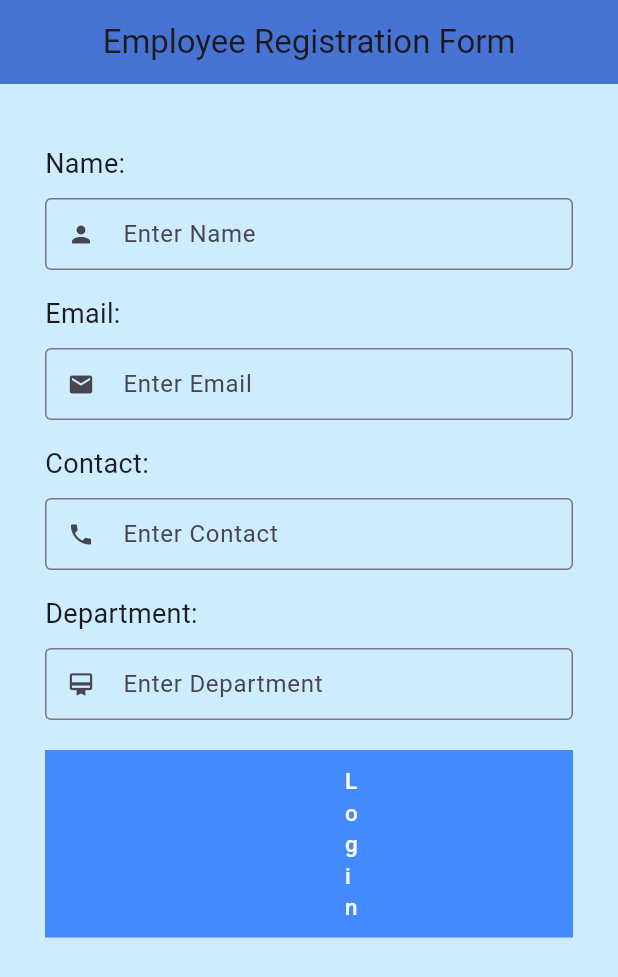
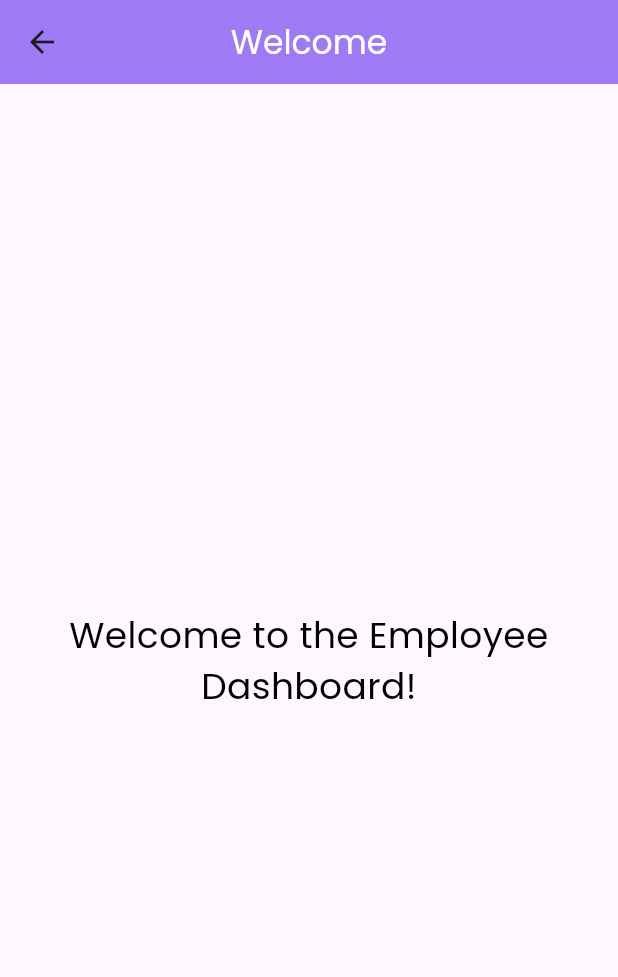
Before and after one commit to eshakeerthiga/flutterproject2, a Flutter app: the screen it shows after launch, after a tap on "Login", on a phone screen of 412 x 824 dp. Shown: the top 977 px of the screen. Run offline on Flutter 3.47's test engine with Material 3 defaults, Android fonts, the phone set to English and light mode, and no system bars; our stand-ins replace google_fonts.

Commit message:
Fouth Commit

```diff
--- /dev/null
+++ b/lib/Details.dart
@@ -0,0 +1,32 @@
+import 'package:flutter/material.dart';
+import 'package:google_fonts/google_fonts.dart';
+
+
+class WelcomePage extends StatelessWidget {
+  const WelcomePage({super.key});
+
+  @override
+  Widget build(BuildContext context) {
+    return Scaffold(
+      appBar: AppBar(
+        backgroundColor: const Color.fromARGB(255, 159, 122, 245),
+        title: Text(
+          'Welcome',
+          style: GoogleFonts.poppins(
+              textStyle: const TextStyle(
+            color: Colors.white,
+          )),
+        ),
+        centerTitle: true,
+      ),
+      body: Center(
+        child: Text(
+          'Welcome to the Employee Dashboard!',
+          style: GoogleFonts.poppins(
+              textStyle: const TextStyle(fontSize: 24, color: Colors.black)),
+          textAlign: TextAlign.center,
+        ),
+      ),
+    );
+  }
+}
--- a/lib/main.dart
+++ b/lib/main.dart
@@ -1,5 +1,6 @@
 import 'package:flutter/material.dart';
 import 'package:google_fonts/google_fonts.dart';
+import 'package:sampleproject/Details.dart';
 
 void main() {
   runApp(const MyApp());
@@ -10,29 +11,44 @@ class MyApp extends StatelessWidget {
 
   @override
   Widget build(BuildContext context) {
-    return MaterialApp(
+    return const MaterialApp(
       debugShowCheckedModeBanner: false,
       title: "Employee Registration Form",
-      home: Scaffold(
+      home: EmployeeForm(),
+    );
+  }
+}
+
+class EmployeeForm extends StatelessWidget {
+  const EmployeeForm({super.key});
+
+  @override
+  Widget build(BuildContext context) {
+    return Scaffold(
       appBar: AppBar(
-          backgroundColor: const Color.fromARGB(255, 71, 116, 212),
-          title: const Text(
+        backgroundColor: const Color.fromARGB(255, 159, 122, 245),
+        title: Text(
           'Employee Registration Form',
+          style: GoogleFonts.poppins(
+              textStyle: const TextStyle(
+            color: Colors.white,
+          )),
         ),
         centerTitle: true,
       ),
       body: Container(
         padding: const EdgeInsets.all(30.0),
-          color: const Color.fromARGB(255, 205, 237, 255),
+        color: const Color.fromARGB(255, 227, 223, 243),
         child: Column(
           mainAxisAlignment: MainAxisAlignment.start,
           children: [
             const SizedBox(height: 10),
-              const Align(
+            Align(
               alignment: Alignment.centerLeft,
               child: Text(
                 'Name: ',
-                  style: TextStyle(fontSize: 18),
+                style: GoogleFonts.poppins(
+                    textStyle: const TextStyle(fontSize: 18)),
               ),
             ),
             const SizedBox(height: 10),
@@ -49,11 +65,12 @@ class MyApp extends StatelessWidget {
               ),
             ),
             const SizedBox(height: 16),
-              const Align(
+            Align(
               alignment: Alignment.centerLeft,
               child: Text(
                 'Email: ',
-                  style: TextStyle(fontSize: 18),
+                style: GoogleFonts.poppins(
+                    textStyle: const TextStyle(fontSize: 18)),
               ),
             ),
             const SizedBox(height: 10),
@@ -70,11 +87,12 @@ class MyApp extends StatelessWidget {
               ),
             ),
             const SizedBox(height: 16),
-              const Align(
+            Align(
               alignment: Alignment.centerLeft,
               child: Text(
                 'Contact: ',
-                  style: TextStyle(fontSize: 18),
+                style: GoogleFonts.poppins(
+                    textStyle: const TextStyle(fontSize: 18)),
               ),
             ),
             const SizedBox(height: 10),
@@ -91,11 +109,12 @@ class MyApp extends StatelessWidget {
               ),
             ),
             const SizedBox(height: 16),
-              const Align(
+            Align(
               alignment: Alignment.centerLeft,
               child: Text(
                 'Department: ',
-                  style: TextStyle(fontSize: 18),
+                style: GoogleFonts.poppins(
+                    textStyle: const TextStyle(fontSize: 18)),
               ),
             ),
             const SizedBox(height: 10),
@@ -114,25 +133,30 @@ class MyApp extends StatelessWidget {
             const SizedBox(height: 20),
             TextButton(
               onPressed: () {
-                  print("Login button pressed");
+                // Navigate to WelcomePage
+                Navigator.push(
+                  context,
+                  MaterialPageRoute(builder: (context) => const WelcomePage()),
+                );
               },
               style: TextButton.styleFrom(
-                  backgroundColor: Colors.blueAccent,
+                backgroundColor: const Color.fromARGB(255, 159, 122, 245),
                 padding:
-                      const EdgeInsets.symmetric(vertical: 10, horizontal: 200),
+                    const EdgeInsets.symmetric(vertical: 10, horizontal: 190),
                 shape: const RoundedRectangleBorder(
                   borderRadius: BorderRadius.zero,
                 ),
               ),
-                child: const Text(
+              child: Text(
                 "Login",
-                  style: TextStyle(color: Colors.white, fontSize: 15.0),
+                style: GoogleFonts.poppins(
+                    textStyle:
+                        const TextStyle(color: Colors.white, fontSize: 20.0)),
               ),
             ),
           ],
         ),
       ),
-      ),
     );
   }
 }
```
Lines whose indentation alone changed are shown as unchanged.
